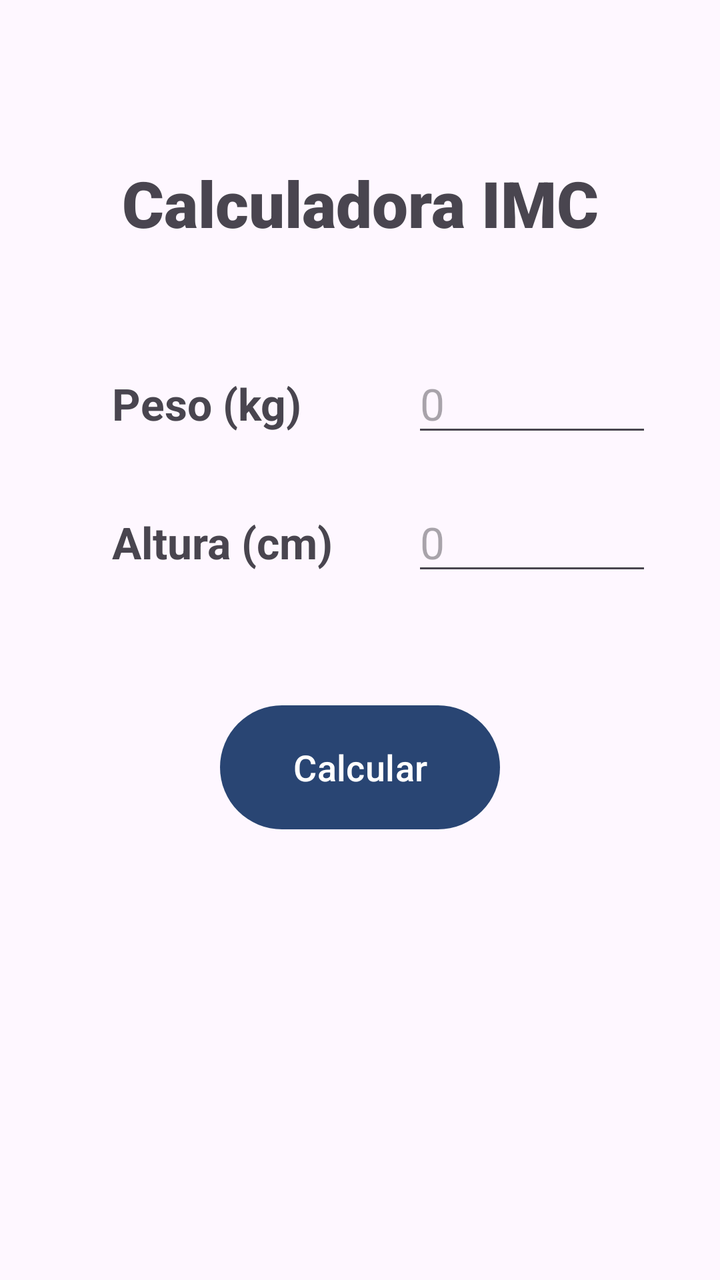
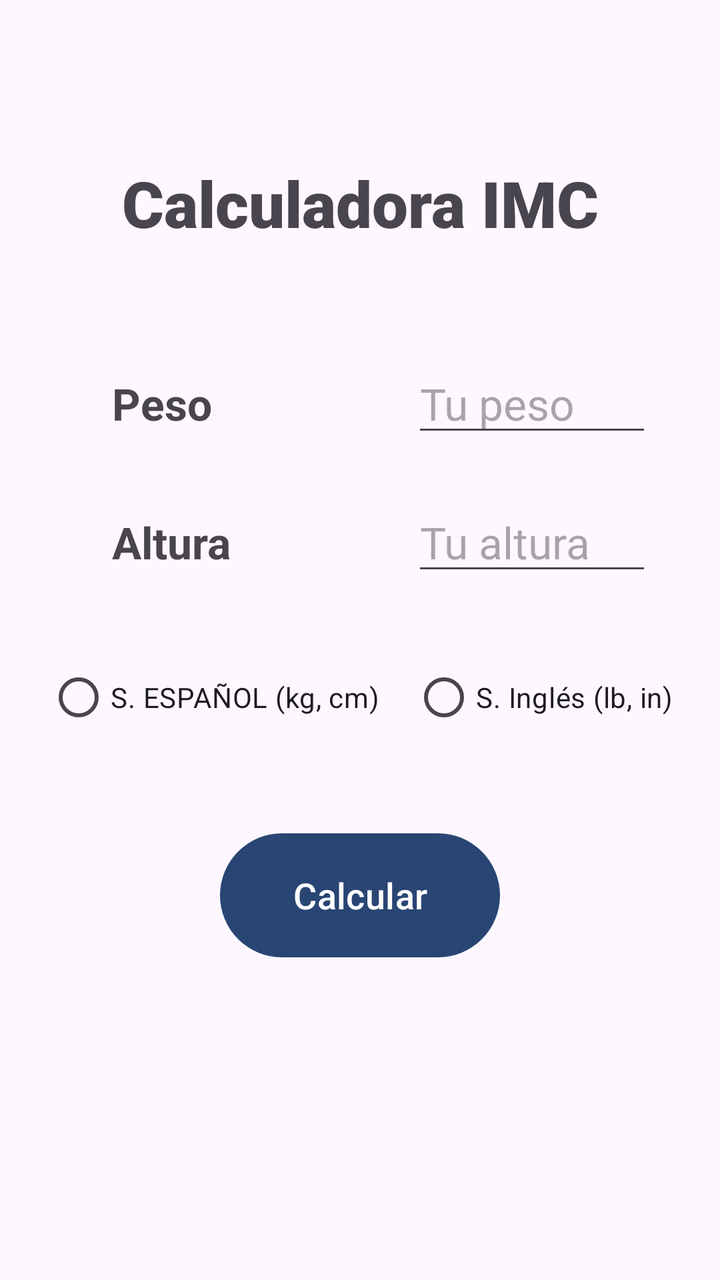

Before-and-after screenshots of an Android layout around one commit, followed by the original layout XML and the change that was made.
<!-- AndroidManifest.xml: application theme Theme.Calculadora_IMC -->
<!-- res/layout/activity_main.xml -->
<?xml version="1.0" encoding="utf-8"?>
<androidx.constraintlayout.widget.ConstraintLayout xmlns:android="http://schemas.android.com/apk/res/android"
    xmlns:app="http://schemas.android.com/apk/res-auto"
    xmlns:tools="http://schemas.android.com/tools"
    android:id="@+id/main"
    android:layout_width="match_parent"
    android:layout_height="match_parent"
    tools:context=".MainActivity">

    <TextView
        android:id="@+id/titulo"
        android:layout_width="wrap_content"
        android:layout_height="wrap_content"
        android:layout_marginTop="80dp"
        android:fontFamily="sans-serif-black"
        android:text="Calculadora IMC"
        android:textSize="32sp"
        app:layout_constraintTop_toTopOf="parent"
        app:layout_constraintStart_toStartOf="parent"
        app:layout_constraintEnd_toEndOf="parent" />

    <TextView
        android:id="@+id/peso"
        android:layout_width="wrap_content"
        android:layout_height="wrap_content"
        android:layout_marginTop="64dp"
        android:layout_marginStart="56dp"
        android:text="Peso (kg)"
        android:textSize="22sp"
        android:textStyle="bold"
        app:layout_constraintTop_toBottomOf="@id/titulo"
        app:layout_constraintStart_toStartOf="parent" />

    <EditText
        android:id="@+id/introducirPeso"
        android:layout_width="120dp"
        android:layout_height="wrap_content"
        android:layout_marginStart="150dp"
        android:hint="0"
        android:inputType="numberDecimal"
        android:textSize="22sp"
        app:layout_constraintBaseline_toBaselineOf="@id/peso"
        app:layout_constraintStart_toStartOf="@id/peso" />

    <TextView
        android:id="@+id/altura"
        android:layout_width="wrap_content"
        android:layout_height="wrap_content"
        android:layout_marginTop="40dp"
        android:text="Altura (cm)"
        android:textSize="22sp"
        android:textStyle="bold"
        app:layout_constraintTop_toBottomOf="@id/peso"
        app:layout_constraintStart_toStartOf="@id/peso" />

    <EditText
        android:id="@+id/introducirAltura"
        android:layout_width="120dp"
        android:layout_height="wrap_content"
        android:hint="0"
        android:inputType="numberDecimal"
        android:textSize="22sp"
        app:layout_constraintBaseline_toBaselineOf="@id/altura"
        app:layout_constraintStart_toStartOf="@id/introducirPeso" />

    <Button
        android:id="@+id/calcular"
        android:layout_width="140dp"
        android:layout_height="70dp"
        android:layout_marginTop="56dp"
        android:text="Calcular"
        android:textSize="18sp"
        app:backgroundTint="#FF294573"
        app:layout_constraintTop_toBottomOf="@id/introducirAltura"
        app:layout_constraintStart_toStartOf="parent"
        app:layout_constraintEnd_toEndOf="parent" />

    <TextView
        android:id="@+id/resultado"
        android:layout_width="wrap_content"
        android:layout_height="wrap_content"
        android:layout_marginTop="40dp"
        android:text=""
        android:textSize="24sp"
        android:textStyle="bold"
        app:layout_constraintTop_toBottomOf="@id/calcular"
        app:layout_constraintStart_toStartOf="parent"
        app:layout_constraintEnd_toEndOf="parent" />

</androidx.constraintlayout.widget.ConstraintLayout>
<!-- resources referenced by this layout -->
<resources>
  <style name="Theme.Calculadora_IMC" parent="Base.Theme.Calculadora_IMC" />
  <style name="Base.Theme.Calculadora_IMC" parent="Theme.Material3.DayNight.NoActionBar">
          
          
      </style>
</resources>

<!-- the commit's change to res/layout/activity_main.xml (unified diff, before → after) -->
@@ -25,7 +25,7 @@
         android:layout_height="wrap_content"
         android:layout_marginTop="64dp"
         android:layout_marginStart="56dp"
-        android:text="Peso (kg)"
+        android:text="Peso"
         android:textSize="22sp"
         android:textStyle="bold"
         app:layout_constraintTop_toBottomOf="@id/titulo"
@@ -36,7 +36,7 @@
         android:layout_width="120dp"
         android:layout_height="wrap_content"
         android:layout_marginStart="150dp"
-        android:hint="0"
+        android:hint="Tu peso"
         android:inputType="numberDecimal"
         android:textSize="22sp"
         app:layout_constraintBaseline_toBaselineOf="@id/peso"
@@ -47,7 +47,7 @@
         android:layout_width="wrap_content"
         android:layout_height="wrap_content"
         android:layout_marginTop="40dp"
-        android:text="Altura (cm)"
+        android:text="Altura"
         android:textSize="22sp"
         android:textStyle="bold"
         app:layout_constraintTop_toBottomOf="@id/peso"
@@ -57,21 +57,47 @@
         android:id="@+id/introducirAltura"
         android:layout_width="120dp"
         android:layout_height="wrap_content"
-        android:hint="0"
+        android:hint="Tu altura"
         android:inputType="numberDecimal"
         android:textSize="22sp"
         app:layout_constraintBaseline_toBaselineOf="@id/altura"
         app:layout_constraintStart_toStartOf="@id/introducirPeso" />
 
+    <RadioGroup
+        android:id="@+id/rgUnidades"
+        android:layout_width="wrap_content"
+        android:layout_height="wrap_content"
+        android:layout_marginTop="32dp"
+        android:orientation="horizontal"
+        android:checkedButton="@+id/rbMetrico"
+        app:layout_constraintTop_toBottomOf="@id/introducirAltura"
+        app:layout_constraintStart_toStartOf="parent"
+        app:layout_constraintEnd_toEndOf="parent">
+
+        <RadioButton
+            android:id="@+id/rbEspanol"
+            android:layout_width="wrap_content"
+            android:layout_height="wrap_content"
+            android:text="S. ESPAÑOL (kg, cm)" />
+
+        <RadioButton
+            android:id="@+id/rbInglés"
+            android:layout_width="wrap_content"
+            android:layout_height="wrap_content"
+            android:layout_marginStart="16dp"
+            android:text="S. Inglés (lb, in)" />
+
+    </RadioGroup>
+
     <Button
         android:id="@+id/calcular"
         android:layout_width="140dp"
         android:layout_height="70dp"
-        android:layout_marginTop="56dp"
+        android:layout_marginTop="40dp"
         android:text="Calcular"
         android:textSize="18sp"
         app:backgroundTint="#FF294573"
-        app:layout_constraintTop_toBottomOf="@id/introducirAltura"
+        app:layout_constraintTop_toBottomOf="@id/rgUnidades"
         app:layout_constraintStart_toStartOf="parent"
         app:layout_constraintEnd_toEndOf="parent" />
 
